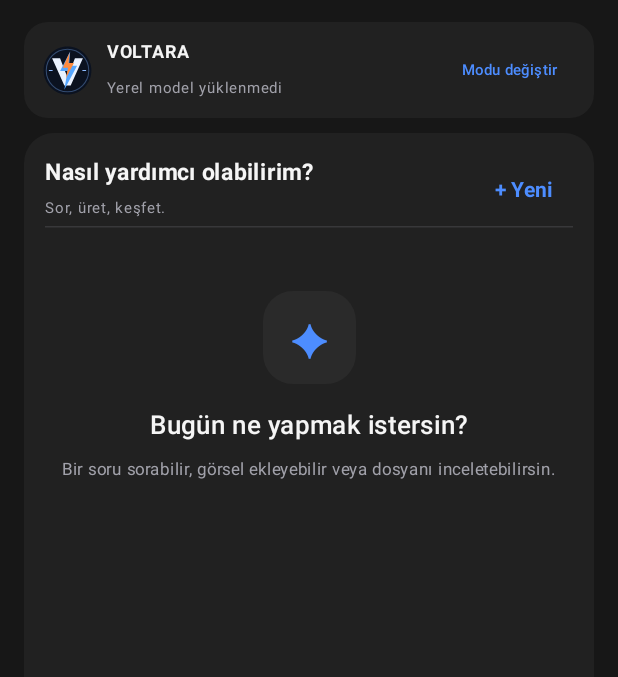
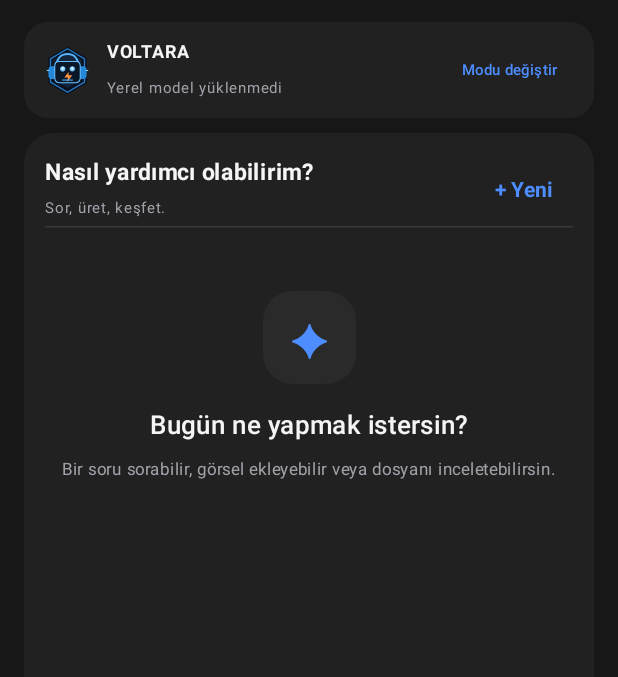
Before and after one commit to aktasoglueren/ESG-AI, an Android app built with Jetpack Compose: the screen it shows after launch (MainActivity), on a phone screen of 412 x 824 dp, the part 83-760 px from its top. Run offline under Robolectric (Android 15) with nearby library versions, the phone set to English and light mode, and no system bars; libraries missing offline, so code that uses them is left out: com.google.ai.edge.

Commit message:
Refine VOLTARA logo with neon frame and headphone robot face

```diff
--- a/app/src/main/res/drawable/ic_voltara.xml
+++ b/app/src/main/res/drawable/ic_voltara.xml
@@ -3,10 +3,15 @@
     android:height="96dp"
     android:viewportWidth="96"
     android:viewportHeight="96">
-    <path android:fillColor="#0B1220" android:pathData="M48,3a45,45 0,1 0,0 90a45,45 0,1 0,0 -90"/>
-    <path android:fillColor="#00000000" android:strokeColor="#334B70" android:strokeWidth="2" android:pathData="M48,8a40,40 0,1 0,0 80a40,40 0,1 0,0 -80"/>
-    <path android:fillColor="#EAF2FF" android:pathData="M19,25h15l14,36l14,-36h15L54,76H42z"/>
-    <path android:fillColor="#55A6FF" android:pathData="M53,12L34,49h14l-6,35l24,-45H51z"/>
-    <path android:fillColor="#FF8A3D" android:pathData="M52,14L39,43h10l-4,20l15,-29H50z"/>
-    <path android:fillColor="#8DBBFF" android:pathData="M13,47h7v2h-7zM76,47h7v2h-7z"/>
+    <path android:fillColor="#091321" android:pathData="M48,3L84,24v48L48,93L12,72V24z"/>
+    <path android:fillColor="#00000000" android:strokeColor="#287AC5" android:strokeWidth="2.5" android:pathData="M48,7L80,26v44L48,89L16,70V26z"/>
+    <path android:fillColor="#14243A" android:pathData="M48,13L74,28v37L48,81L22,65V28z"/>
+    <path android:fillColor="#00000000" android:strokeColor="#55B5FF" android:strokeWidth="4" android:strokeLineCap="round" android:pathData="M27,43C27,25 36,17 48,17s21,8 21,26"/>
+    <path android:fillColor="#2588D8" android:pathData="M18,40h10v24H18c-4,0 -6,-3 -6,-7V47c0,-4 2,-7 6,-7zM68,40h10c4,0 6,3 6,7v10c0,4 -2,7 -6,7H68z"/>
+    <path android:fillColor="#0B1728" android:strokeColor="#65BDFF" android:strokeWidth="2" android:pathData="M32,31h32c5,0 8,4 8,9v21c0,6 -4,10 -10,10H34c-6,0 -10,-4 -10,-10V40c0,-5 3,-9 8,-9z"/>
+    <path android:fillColor="#75C8FF" android:pathData="M34,45a5,5 0,1 0,10 0a5,5 0,1 0,-10 0M52,45a5,5 0,1 0,10 0a5,5 0,1 0,-10 0"/>
+    <path android:fillColor="#FFFFFF" android:pathData="M37,44a2,2 0,1 0,4 0a2,2 0,1 0,-4 0M55,44a2,2 0,1 0,4 0a2,2 0,1 0,-4 0"/>
+    <path android:fillColor="#FF963F" android:pathData="M50,51L42,61h7l-2,9l10,-13h-7z"/>
+    <path android:fillColor="#55B5FF" android:pathData="M38,65h20v2H38z"/>
+    <path android:fillColor="#8FD5FF" android:pathData="M9,47h5v2H9zM82,47h5v2H82z"/>
 </vector>
```
